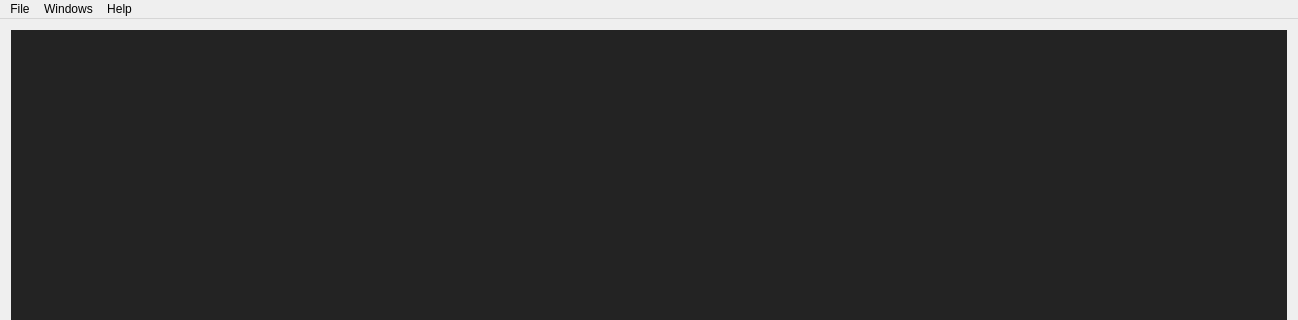
sharjith/ModelViewer-Qt, file MainWindow.ui: the form before one commit; both pictures show x 0 to 1298 and y 0 to 320 of the 1298 by 778 pixel window.
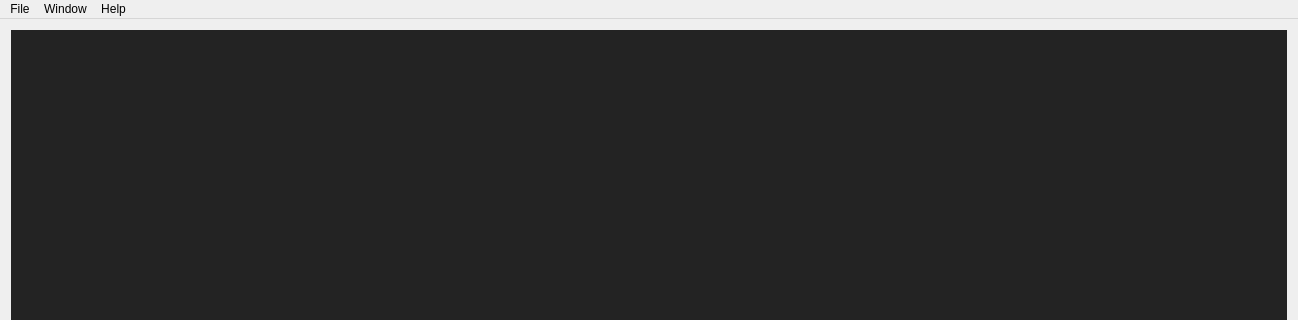
The form after the commit. Icons and pictures are not drawn.

Commit message: Implemented Window menu items

Diff of the .ui file:
```diff
--- a/MainWindow.ui
+++ b/MainWindow.ui
@@ -77,7 +77,7 @@
    </widget>
    <widget class="QMenu" name="menuWindows">
     <property name="title">
-     <string>Windows</string>
+     <string>Window</string>
     </property>
     <addaction name="actionCascade"/>
     <addaction name="actionTile"/>
```
Left out of the diff: 27 changed lines with no effect on the pictures. The commit also changes 2 other files.
